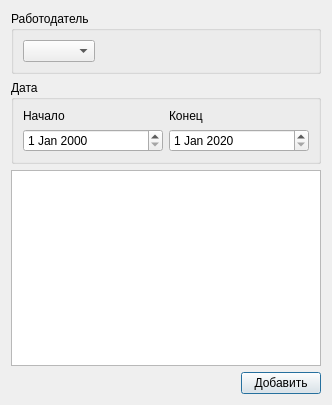
Qt form ui/searchpractice.ui (7enSmile/clientVKR) before a commit.
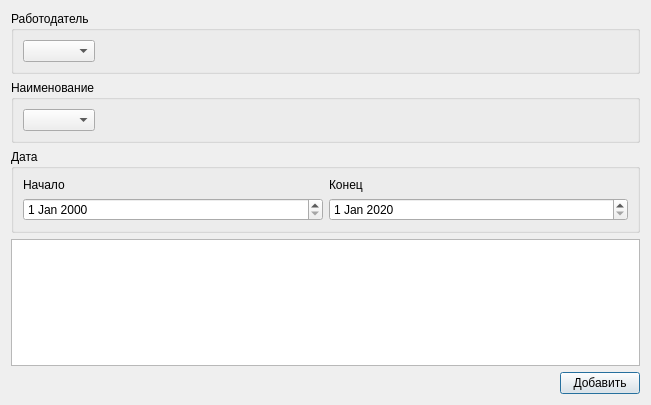
The same form after that commit.

Commit message: Добавлен порт и добавлено наименование

Patch:
```diff
--- a/ui/searchpractice.ui
+++ b/ui/searchpractice.ui
@@ -6,7 +6,7 @@
    <rect>
     <x>0</x>
     <y>0</y>
-    <width>332</width>
+    <width>651</width>
     <height>405</height>
    </rect>
   </property>
@@ -46,6 +46,31 @@
      </layout>
     </widget>
    </item>
+   <item>
+    <widget class="QGroupBox" name="groupBox_3">
+     <property name="title">
+      <string>Наименование</string>
+     </property>
+     <layout class="QHBoxLayout" name="horizontalLayout_4">
+      <item>
+       <widget class="QComboBox" name="comboBoxName"/>
+      </item>
+      <item>
+       <spacer name="horizontalSpacer_3">
+        <property name="orientation">
+         <enum>Qt::Horizontal</enum>
+        </property>
+        <property name="sizeHint" stdset="0">
+         <size>
+          <width>40</width>
+          <height>20</height>
+         </size>
+        </property>
+       </spacer>
+      </item>
+     </layout>
+    </widget>
+   </item>
    <item>
     <widget class="QGroupBox" name="groupBox_2">
      <property name="title">
```
The commit also changes 14 other files.
